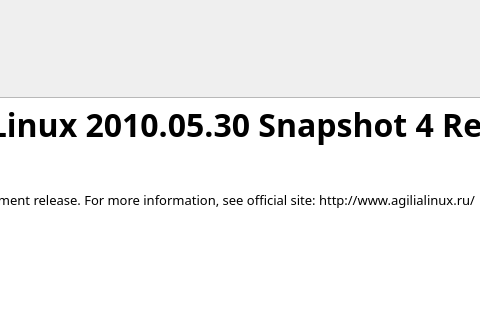
Old version of the form guiinstaller/guisetup/mainwindow.ui in the repository aix27249/mpkg; both pictures show x 125 to 605 and y 0 to 320 of the 714 by 580 pixel window.
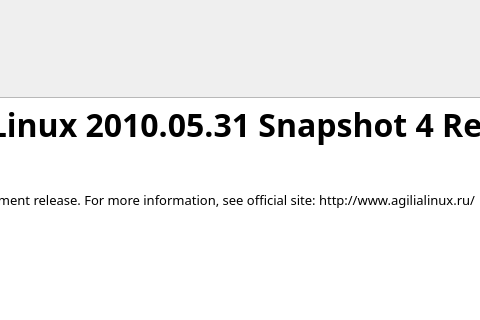
New version of the form. Icons and pictures are not drawn.

```diff
--- a/guiinstaller/guisetup/mainwindow.ui
+++ b/guiinstaller/guisetup/mainwindow.ui
@@ -140,7 +140,7 @@
 &lt;html&gt;&lt;head&gt;&lt;meta name=&quot;qrichtext&quot; content=&quot;1&quot; /&gt;&lt;style type=&quot;text/css&quot;&gt;
 p, li { white-space: pre-wrap; }
 &lt;/style&gt;&lt;/head&gt;&lt;body style=&quot; font-family:'Droid Sans'; font-size:10pt; font-weight:400; font-style:normal;&quot;&gt;
-&lt;p style=&quot; margin-top:0px; margin-bottom:0px; margin-left:0px; margin-right:0px; -qt-block-indent:0; text-indent:0px;&quot;&gt;&lt;span style=&quot; font-size:24pt; font-weight:600;&quot;&gt;AgiliaLinux 2010.05.30 Snapshot 4 Release Notes&lt;/span&gt;&lt;/p&gt;
+&lt;p style=&quot; margin-top:0px; margin-bottom:0px; margin-left:0px; margin-right:0px; -qt-block-indent:0; text-indent:0px;&quot;&gt;&lt;span style=&quot; font-size:24pt; font-weight:600;&quot;&gt;AgiliaLinux 2010.05.31 Snapshot 4 Release Notes&lt;/span&gt;&lt;/p&gt;
 &lt;p style=&quot; margin-top:0px; margin-bottom:0px; margin-left:0px; margin-right:0px; -qt-block-indent:0; text-indent:0px;&quot;&gt;This is a development release. For more information, see official site: http://www.agilialinux.ru/&lt;/p&gt;&lt;/body&gt;&lt;/html&gt;</string>
           </property>
          </widget>
```
